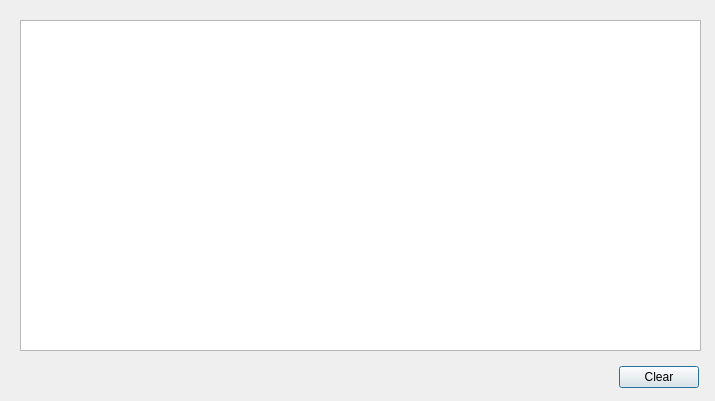
CS1DScrumDogs/Code, file collegewidget.ui: the form before one commit.
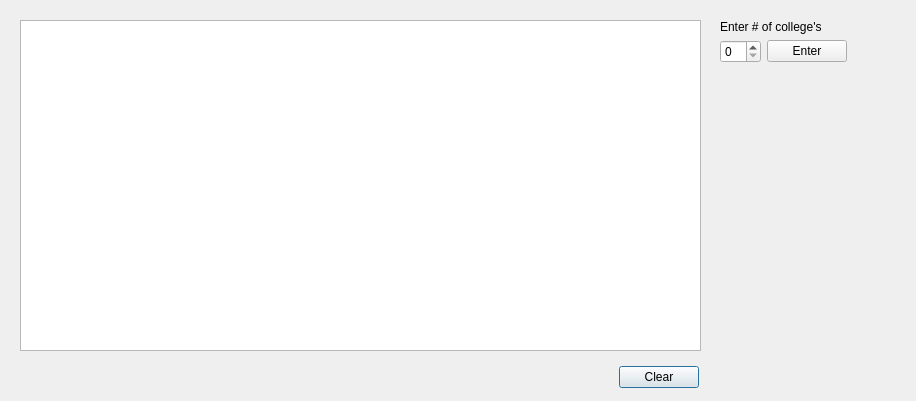
The form after the commit.

Patch:
```diff
--- a/collegewidget.ui
+++ b/collegewidget.ui
@@ -6,7 +6,7 @@
    <rect>
     <x>0</x>
     <y>0</y>
-    <width>715</width>
+    <width>916</width>
     <height>401</height>
    </rect>
   </property>
@@ -28,7 +28,7 @@
     </item>
    </layout>
   </widget>
-  <widget class="QWidget" name="">
+  <widget class="QWidget" name="layoutWidget">
    <property name="geometry">
     <rect>
      <x>20</x>
@@ -64,6 +64,43 @@
     </item>
    </layout>
   </widget>
+  <widget class="QWidget" name="">
+   <property name="geometry">
+    <rect>
+     <x>720</x>
+     <y>20</y>
+     <width>171</width>
+     <height>51</height>
+    </rect>
+   </property>
+   <layout class="QFormLayout" name="formLayout_2">
+    <item row="0" column="0">
+     <widget class="QLabel" name="label">
+      <property name="text">
+       <string>Enter # of college's</string>
+      </property>
+     </widget>
+    </item>
+    <item row="1" column="0">
+     <layout class="QFormLayout" name="formLayout">
+      <item row="0" column="0">
+       <widget class="QSpinBox" name="spinBox_NumCol">
+        <property name="maximum">
+         <number>13</number>
+        </property>
+       </widget>
+      </item>
+      <item row="0" column="1">
+       <widget class="QPushButton" name="push_EnterNum">
+        <property name="text">
+         <string>Enter</string>
+        </property>
+       </widget>
+      </item>
+     </layout>
+    </item>
+   </layout>
+  </widget>
  </widget>
  <resources/>
  <connections/>
```
